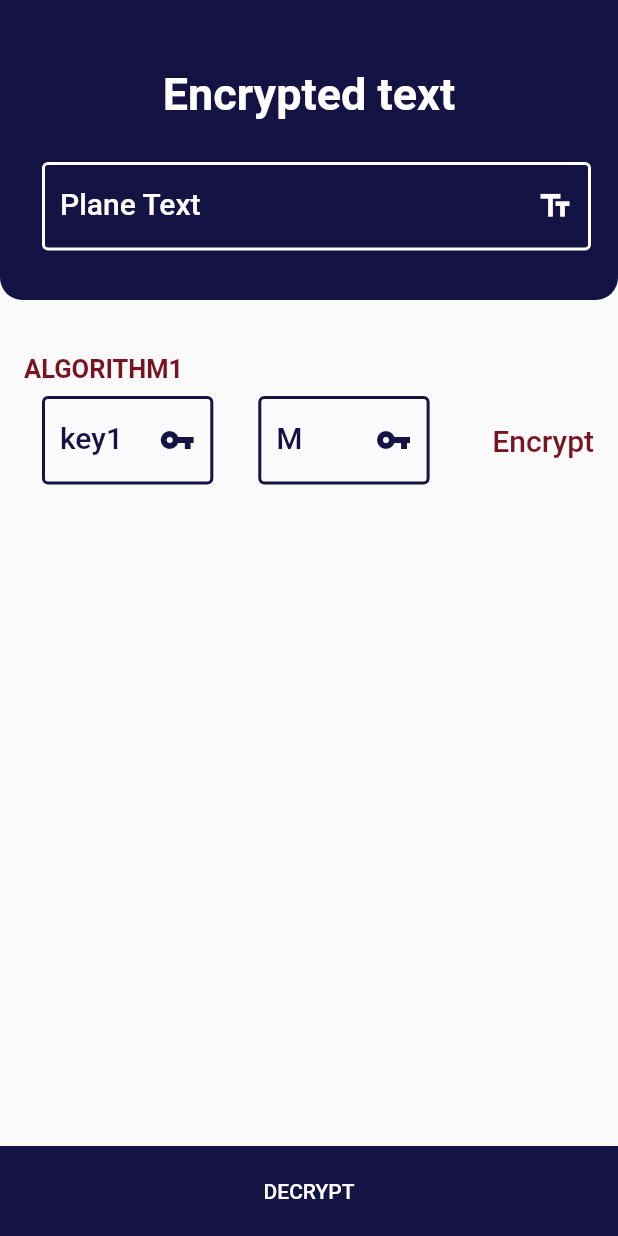
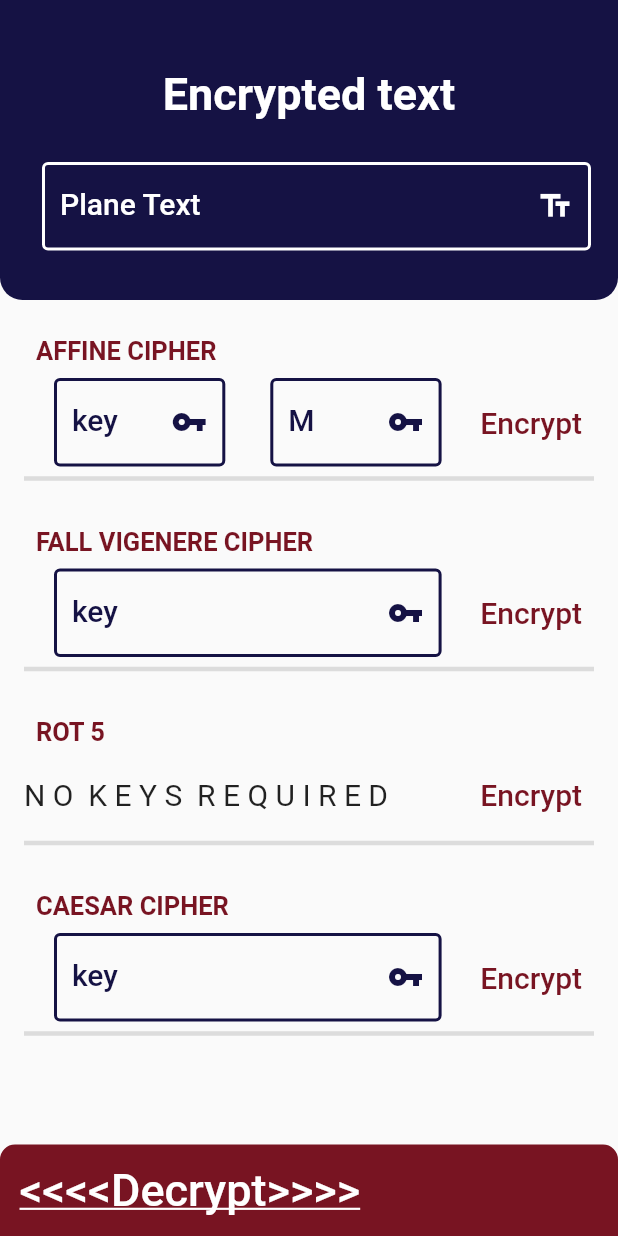
Before and after one commit to Gendyadel/security_project, a Flutter app: the screen it shows after launch, on a phone screen of 412 x 824 dp. Run offline on Flutter 3.47's test engine with Material 2 defaults, Android fonts, the phone set to English and light mode, and no system bars.

Commit message:
before release

```diff
--- a/lib/components/custom_algorithm.dart
+++ b/lib/components/custom_algorithm.dart
@@ -7,44 +7,44 @@ class CustomAlgorithm extends StatelessWidget {
   final Function buttonPress;
 
   CustomAlgorithm(
-      {
-        required this.algorithmName,
+      {required this.algorithmName,
       required this.textFields,
-      required this.buttonPress
-
-      });
+      required this.buttonPress});
 
   @override
   Widget build(BuildContext context) {
-    return Column(
+    return Padding(
+      padding: const EdgeInsets.all(8.0),
+      child: Column(
         crossAxisAlignment: CrossAxisAlignment.start,
         children: [
-
           Padding(
             padding: const EdgeInsets.all(8.0),
-          child: Text(algorithmName.toUpperCase(),style: TextStyle(
+            child: Text(
+              algorithmName.toUpperCase(),
+              style: TextStyle(
                   color: kSecondColor,
                   fontWeight: FontWeight.bold,
-            fontSize: 17
-          ),),
+                  fontSize: 17),
             ),
-        Row(
-            mainAxisAlignment: MainAxisAlignment.spaceBetween,
-            children: [
-
+          ),
+          Row(mainAxisAlignment: MainAxisAlignment.spaceBetween, children: [
             Container(
-              width: MediaQuery.of(context).size.width*0.7,
+                width: MediaQuery.of(context).size.width * 0.7,
                 child: textFields),
-          TextButton(onPressed: (){
+            TextButton(
+                onPressed: () {
                   buttonPress();
                 },
-              child: Text('Encrypt',
-                style: TextStyle(color: kSecondColor,
-                  fontSize: 20
-                ),
+                child: Text(
+                  'Encrypt',
+                  style: TextStyle(color: kSecondColor, fontSize: 20),
                 )),
           ]),
+
+          Divider(thickness: 3,),
         ],
+      ),
     );
   }
 }
--- a/lib/components/screen_header.dart
+++ b/lib/components/screen_header.dart
@@ -42,7 +42,9 @@ class ScreenHeader extends StatelessWidget {
             padding: const EdgeInsets.all(8.0),
             child: Row(
               children: [
-                BorederTextField(
+                BorderTextField(
+                  insideTextColor: Colors.white,
+                  controller: userInputController,
                   hint: 'Plane Text',
                   icon:Icons.text_fields ,
                   color: Colors.white,
--- a/lib/components/text_field.dart
+++ b/lib/components/text_field.dart
@@ -1,28 +1,31 @@
 import 'package:flutter/material.dart';
+import 'package:security_project/src/constants.dart';
 
-
-
-class BorederTextField extends StatelessWidget {
+class BorderTextField extends StatelessWidget {
   final String hint;
   final IconData icon;
   final Color color;
+  final controller;
+  Color insideTextColor;
 
-
-
-     BorederTextField(
+     BorderTextField(
       {
         required this.hint,
         required this.icon,
-        required this.color
+        required this.color,
+        required this.controller,
+         this.insideTextColor=kDefaultColor
        });
   @override
   Widget build(BuildContext context) {
     return Expanded(
-
       child: Padding(
         padding: const EdgeInsets.only(left: 20, right: 10),
         child: TextFormField(
-          style: TextStyle(fontSize: 16,fontWeight: FontWeight.w500),
+          controller: controller,
+          style: TextStyle(
+              color: insideTextColor,
+              fontSize: 16,fontWeight: FontWeight.w500),
           cursorColor: color,
           decoration: InputDecoration(
             focusedBorder:  OutlineInputBorder(
--- /dev/null
+++ b/lib/providers/algorithm_provider.dart
@@ -0,0 +1,101 @@
+import 'package:flutter/material.dart';
+import 'package:security_project/algorithms/affine_cypher.dart';
+import 'package:security_project/algorithms/ceaser_cipher.dart';
+import 'package:security_project/algorithms/rot5cipher.dart';
+import 'package:security_project/algorithms/simple_vigner_cipher.dart';
+
+class AlgorithmsProvider extends ChangeNotifier {
+  late String encryptedText = '';
+
+  late int affineKey, affineM;
+
+  setAffineData(int key, int m) {
+    affineKey = key;
+    affineM = m;
+    notifyListeners();
+  }
+
+  late String vignerKey;
+
+  setVignerData(String key) {
+    vignerKey = key;
+    notifyListeners();
+  }
+
+  late int caeserKey;
+
+  setCaeserData(int key)
+  {
+    caeserKey=key;
+    notifyListeners();
+  }
+
+  List<String> algorithmsQueue = [];
+
+  changePrintedText(String newText) {
+    encryptedText = newText;
+    notifyListeners();
+  }
+
+  applyAffineCipherEncrypt(String text, int key, int m) {
+    AffineCipher affineCypher = AffineCipher(key, m);
+    String encrypt = affineCypher.encrypt(text);
+    changePrintedText(encrypt);
+    algorithmsQueue.add('de7k1');
+    notifyListeners();
+  }
+
+  applyFallVigenereCipherEncrypt(String text, String key) {
+    FallVigenereCipher fallVigenereCipher = FallVigenereCipher(key);
+    String encrypt = fallVigenereCipher.encrypt(text);
+    print(encrypt);
+    changePrintedText(encrypt);
+    algorithmsQueue.add('de7k2');
+    notifyListeners();
+  }
+
+  applyCaesarCipherEncrypt(String text, int key) {
+    CaesarCipher cihper = CaesarCipher(7);
+    String encrypt = cihper.encrypt(text);
+    print(encrypt);
+    changePrintedText(encrypt);
+    algorithmsQueue.add('de7k3');
+    notifyListeners();
+  }
+
+  applyRot5Encrypt(String text) {
+    Rot5 rot5 = Rot5();
+    String encrypt = rot5.encrypt(text);
+    print(encrypt);
+    changePrintedText(encrypt);
+    algorithmsQueue.add('de7k4');
+    notifyListeners();
+  }
+
+  algorithmDecrypt() {
+    print(algorithmsQueue);
+    List<String> reversedQueue = List.from(algorithmsQueue.reversed);
+    print(algorithmsQueue);
+    print(reversedQueue);
+
+    for (int i = 0; i < reversedQueue.length; i++) {
+      if (reversedQueue[i] == 'de7k1') {
+        AffineCipher affineCypher = AffineCipher(affineKey, affineM);
+        String decrypt = affineCypher.decrypt(encryptedText);
+        changePrintedText(decrypt);
+        notifyListeners();
+      } else if (reversedQueue[i] == 'de7k2') {
+        FallVigenereCipher fallVigenereCipher = FallVigenereCipher(vignerKey);
+        String decrypt = fallVigenereCipher.decrypt(encryptedText);
+        changePrintedText(decrypt);
+        notifyListeners();
+      }
+      else if (reversedQueue[i] == 'de7k3') {
+        var caesar = CaesarCipher(caeserKey);
+        String dycrypt = caesar.decrypt(encryptedText);
+        changePrintedText(dycrypt);
+        notifyListeners();
+      }
+    }
+  }
+}
--- a/lib/src/app_root.dart
+++ b/lib/src/app_root.dart
@@ -1,4 +1,6 @@
 import 'package:flutter/material.dart';
+import 'package:provider/provider.dart';
+import 'package:security_project/providers/algorithm_provider.dart';
 import 'package:security_project/src/constants.dart';
 import 'package:security_project/views/main_screen.dart';
 
@@ -6,9 +8,15 @@ class AppRoot extends StatelessWidget {
 
   @override
   Widget build(BuildContext context) {
-    return MaterialApp(
-      title: 'Cypher',
-      home: MainScreen(),
+    return MultiProvider(
+      providers: [
+        ChangeNotifierProvider<AlgorithmsProvider>
+          (create:(_)=>AlgorithmsProvider()),
+      ],
+      child: MaterialApp(
+        title: 'Cypher',
+        home: MainScreen(),
+      ),
     );
   }
 }
--- a/lib/views/main_screen.dart
+++ b/lib/views/main_screen.dart
@@ -1,56 +1,110 @@
+import 'package:flutter/cupertino.dart';
 import 'package:flutter/material.dart';
+import 'package:provider/provider.dart';
 import 'package:security_project/components/custom_algorithm.dart';
-import 'package:security_project/components/default_button.dart';
 import 'package:security_project/components/screen_header.dart';
 import 'package:security_project/components/text_field.dart';
+import 'package:security_project/providers/algorithm_provider.dart';
 import 'package:security_project/src/constants.dart';
 
 class MainScreen extends StatelessWidget {
-  var formKey = GlobalKey<FormState>();
-
-  var textController = TextEditingController();
-  var keyController = TextEditingController();
-  var mController = TextEditingController();
+  var plainTextController = TextEditingController();
+  var affineCipherkeyController = TextEditingController();
+  var affineCipherMController = TextEditingController();
+  var fallVigenereCipherkeyController = TextEditingController();
+  var caesarCipherkeyController = TextEditingController();
 
   @override
   Widget build(BuildContext context) {
+    var provider = Provider.of<AlgorithmsProvider>(context);
     return Scaffold(
-
       body: Column(
         mainAxisAlignment: MainAxisAlignment.start,
         children: [
-
-
-          ScreenHeader(userInputController: textController,),
-
-          SizedBox(
-            height: 20,
+          ScreenHeader(
+            userInputController: plainTextController,
           ),
-
           Expanded(
             child: Padding(
               padding: const EdgeInsets.all(8.0),
               child: ListView(
+                physics: BouncingScrollPhysics(),
                 children: [
                   CustomAlgorithm(
-                    algorithmName: 'Algorithm1',
+                    algorithmName: 'Affine Cipher',
                     buttonPress: () {
-                      print('اه يا أليسون اه ');
+                      provider.applyAffineCipherEncrypt(
+                          plainTextController.text,
+                          int.parse(affineCipherkeyController.text),
+                          int.parse(affineCipherMController.text));
+
+                      provider.setAffineData(
+                          int.parse(affineCipherkeyController.text),
+                          int.parse(affineCipherMController.text));
                     },
                     textFields: Row(
                       children: [
-                        BorederTextField(
-                            hint: 'key1',
+                        BorderTextField(
+                            controller: affineCipherkeyController,
+                            hint: 'key',
                             icon: Icons.vpn_key,
-                            color: kDefaultColor
-                        ),
-                        BorederTextField(
+                            color: kDefaultColor),
+                        BorderTextField(
+                            controller: affineCipherMController,
                             hint: 'M',
                             icon: Icons.vpn_key,
-                            color: kDefaultColor
-                        ),
+                            color: kDefaultColor),
+                      ],
+                    ),
+                  ),
+                  CustomAlgorithm(
+                    algorithmName: 'Fall Vigenere Cipher',
+                    buttonPress: () {
+                      provider.applyFallVigenereCipherEncrypt(
+                          provider.encryptedText == ''
+                              ? plainTextController.text
+                              : provider.encryptedText,
+                          fallVigenereCipherkeyController.text);
 
-
+                      provider
+                          .setVignerData(fallVigenereCipherkeyController.text);
+                    },
+                    textFields: Row(
+                      children: [
+                        BorderTextField(
+                            controller: fallVigenereCipherkeyController,
+                            hint: 'key',
+                            icon: Icons.vpn_key,
+                            color: kDefaultColor),
+                      ],
+                    ),
+                  ),
+                  CustomAlgorithm(
+                      algorithmName: 'rot 5',
+                      buttonPress: () {
+                        provider.applyRot5Encrypt(plainTextController.text);
+                      },
+                      textFields: Text(
+                        'N O  K E Y S  r e q u i r e d '.toUpperCase(),
+                        style: TextStyle(fontSize: 20),
+                      )),
+                  CustomAlgorithm(
+                    algorithmName: 'Caesar Cipher',
+                    buttonPress: () {
+                      provider.applyCaesarCipherEncrypt(
+                          provider.encryptedText == ''
+                              ? plainTextController.text
+                              : provider.encryptedText,
+                          int.parse(caesarCipherkeyController.text));
+                      provider.setCaeserData(int.parse(caesarCipherkeyController.text));
+                    },
+                    textFields: Row(
+                      children: [
+                        BorderTextField(
+                            controller: caesarCipherkeyController,
+                            hint: 'key',
+                            icon: Icons.vpn_key,
+                            color: kDefaultColor),
                       ],
                     ),
                   ),
@@ -58,14 +112,43 @@ class MainScreen extends StatelessWidget {
               ),
             ),
           ),
-          defaultButton(
-              onPressed: () {
-                print('here');
-              },
-              text: 'decrypt'),
+          Container(
+            width: MediaQuery.of(context).size.width,
+            decoration: BoxDecoration(
+                color: kSecondColor,
+                borderRadius: BorderRadius.only(
+                  topLeft: Radius.circular(10),
+                  topRight: Radius.circular(10.0),
+                ),
+                border: Border.all(color: kSecondColor, width: 5)),
+            child: SingleChildScrollView(
+              scrollDirection: Axis.horizontal,
+              child: Row(
+                children: [
+                  Align(
+                    alignment: Alignment.bottomLeft,
+                    child: TextButton(
+                        onPressed: () {
+                          provider.algorithmDecrypt();
+                        },
+                        child: Text(
+                          '<<<<Decrypt>>>>',
+                          style: TextStyle(
+                              decoration: TextDecoration.underline,
+                              color: Colors.white,
+                              fontSize: 30),
+                        )),
+                  ),
+                  Text(
+                    provider.encryptedText,
+                    style: TextStyle(fontSize: 25, color: Colors.white),
+                  )
+                ],
+              ),
+            ),
+          ),
         ],
       ),
     );
-    ;
   }
 }
--- a/pubspec.yaml
+++ b/pubspec.yaml
@@ -28,6 +28,8 @@ dependencies:
   # Use with the CupertinoIcons class for iOS style icons.
   cupertino_icons: ^1.0.2
   #classical_cipher: ^0.1.1
+  provider: ^5.0.0
+
 
 
 dev_dependencies:
```
Also changed, not shown: pubspec.lock. Lines whose indentation alone changed are shown as unchanged.
